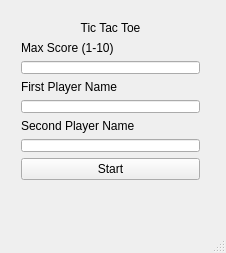
Qt form mainwindow.ui (MathisGaming/TicTacToeQt) before a commit.
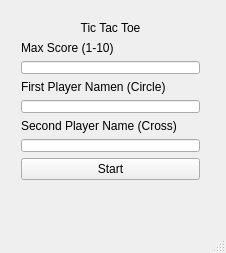
The same form after that commit.

Patch:
```diff
--- a/mainwindow.ui
+++ b/mainwindow.ui
@@ -52,7 +52,7 @@
        <item>
         <widget class="QLabel" name="FPlayerNameLabel">
          <property name="text">
-          <string>First Player Name</string>
+          <string>First Player Namen (Circle)</string>
          </property>
         </widget>
        </item>
@@ -62,7 +62,7 @@
        <item>
         <widget class="QLabel" name="SPlayerNameLabel">
          <property name="text">
-          <string>Second Player Name</string>
+          <string>Second Player Name (Cross)</string>
          </property>
         </widget>
        </item>
```
